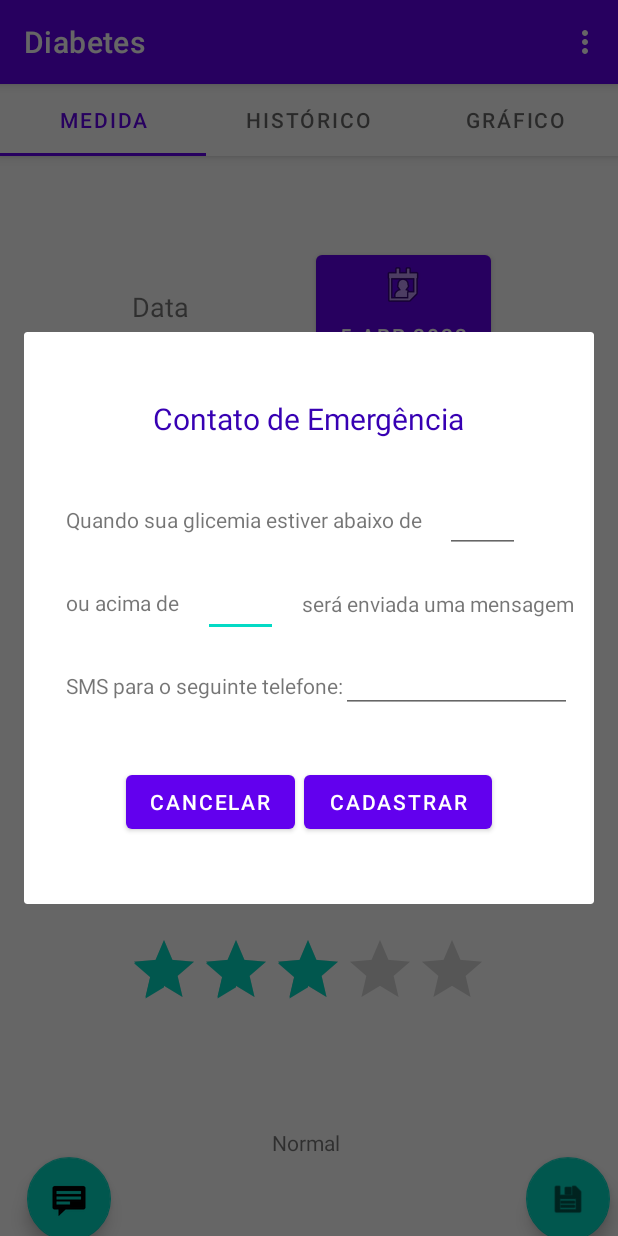
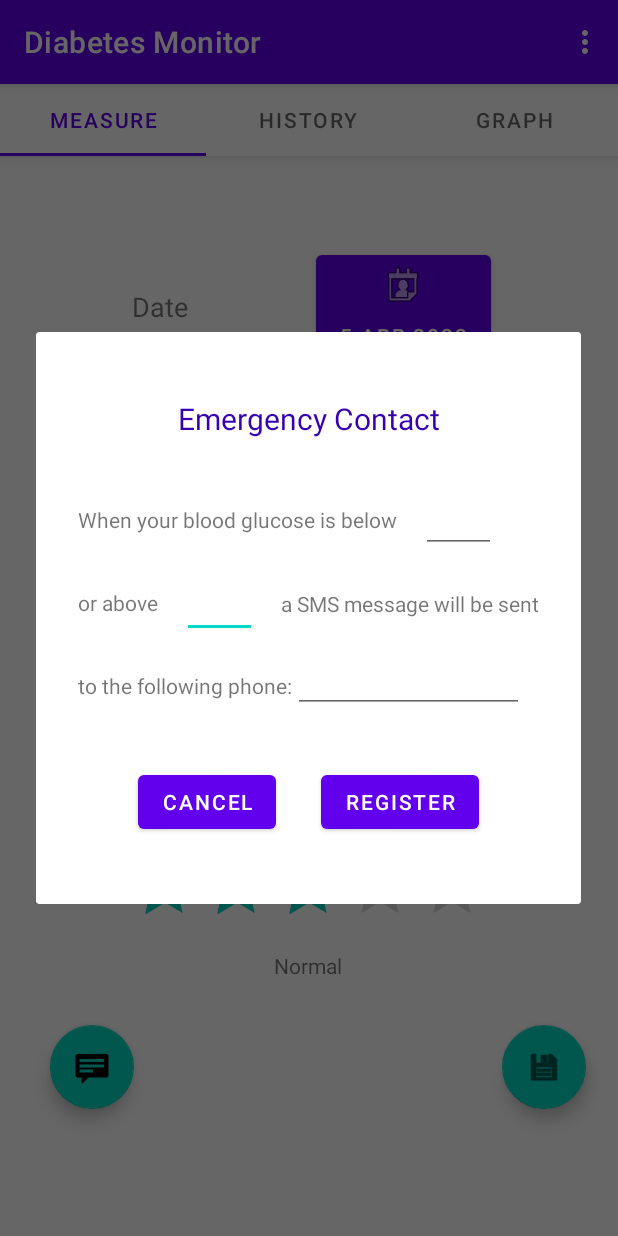
Before and after one commit to felipecaetano0/diabetes-monitor, an Android app: the screen it shows after launch (MainActivity), after a tap on an icon or button, on a phone screen of 412 x 824 dp. Run offline under Robolectric (Android 15) with nearby library versions, the phone set to English and light mode, and no system bars; 3 other taps on this screen came first.

Commit message:
Translation to english and string reorganization
-> Translating the app to english
-> using all strings as resources in res directory

```diff
--- a/app/build.gradle
+++ b/app/build.gradle
@@ -28,6 +28,7 @@ android {
     buildFeatures {
         viewBinding true
     }
+    namespace 'penguin.diabetes'
 }
 
 dependencies {
--- a/app/src/main/AndroidManifest.xml
+++ b/app/src/main/AndroidManifest.xml
@@ -1,6 +1,5 @@
 <?xml version="1.0" encoding="utf-8"?>
-<manifest xmlns:android="http://schemas.android.com/apk/res/android"
-    package="penguin.diabetes">
+<manifest xmlns:android="http://schemas.android.com/apk/res/android">
     <uses-permission android:name="android.permission.SEND_SMS" />
     <application
         android:allowBackup="true"
--- a/app/src/main/java/penguin/diabetes/activities/MainActivity.java
+++ b/app/src/main/java/penguin/diabetes/activities/MainActivity.java
@@ -2,6 +2,7 @@ package penguin.diabetes.activities;
 
 import android.Manifest;
 
+import android.content.Context;
 import android.database.sqlite.SQLiteDatabase;
 import android.os.Build;
 import android.os.Bundle;
@@ -34,6 +35,7 @@ import penguin.diabetes.databinding.ActivityMainBinding;
 public class MainActivity extends AppCompatActivity {
 
     private ActivityMainBinding binding;
+    private static Context mainContext;
 
     @Override
     protected void onCreate(Bundle savedInstanceState) {
@@ -49,37 +51,20 @@ public class MainActivity extends AppCompatActivity {
         tabs.setupWithViewPager(viewPager);
 
         // -------------------- SMS Permission request ---------------------------
-
+        // TODO: move this request to when you enter the emergency contact phone
         ActivityCompat.requestPermissions(this ,new String[]{Manifest.permission.SEND_SMS},1);
 
         // -------------------- Data Base Initialization ------------------------
 
-        SQLiteDatabase appDatabase = openOrCreateDatabase("app", MODE_PRIVATE,null);
+        SQLiteDatabase appDatabase = openOrCreateDatabase("Diabetes Monitor", MODE_PRIVATE,null);
         DataBaseManager db = new DataBaseManager(appDatabase);
 
+        //--------------------- Setting a static variable to acquire the main Context ------
+        mainContext = this;
+    }
 
-
-//        tabs.addOnTabSelectedListener(new TabLayout.OnTabSelectedListener() {
-//            @Override
-//            public void onTabSelected(TabLayout.Tab tab) {
-//                if(tab.getPosition() == 1){
-////                    PlaceholderFragment.HistoryFragment.loadHistoryList();
-//                }
-//            }
-//
-//            @Override
-//            public void onTabUnselected(TabLayout.Tab tab) {
-//
-//            }
-//
-//            @Override
-//            public void onTabReselected(TabLayout.Tab tab) {
-//                if (tab.getPosition() == 1) {
-////                    PlaceholderFragment.HistoryFragment.loadHistoryList();
-//                }
-//            }
-//        });
-
+    public static Context getMainContext(){
+        return mainContext;
     }
 
     @Override
--- a/app/src/main/java/penguin/diabetes/fragments/HistoryFragment.java
+++ b/app/src/main/java/penguin/diabetes/fragments/HistoryFragment.java
@@ -118,8 +118,6 @@ public class HistoryFragment extends Fragment {
 
         rvHistory.setAdapter(historyAdapter);
 
-//        Snackbar.make( root , "Loading history method called\nDB item count: " + historyAdapter.getItemCount(), Snackbar.LENGTH_LONG)
-//                .setAction("Action", null).show();
     }
 
     public static void refresh(){
--- a/app/src/main/java/penguin/diabetes/ui/layoutAdapter/HistoryAdapter.java
+++ b/app/src/main/java/penguin/diabetes/ui/layoutAdapter/HistoryAdapter.java
@@ -46,6 +46,7 @@ public class HistoryAdapter extends RecyclerView.Adapter<HistoryAdapter.ViewHold
     }
 
     // Create new views (invoked by the layout manager)
+    @NonNull
     @Override
     public ViewHolder onCreateViewHolder(ViewGroup viewGroup, int viewType) {
         // Create a new view, which defines the UI of the list item
--- a/app/src/main/java/penguin/diabetes/ui/main/SectionsPagerAdapter.java
+++ b/app/src/main/java/penguin/diabetes/ui/main/SectionsPagerAdapter.java
@@ -19,7 +19,7 @@ public class SectionsPagerAdapter extends FragmentPagerAdapter {
 
     // Adicionar tabs/Add tab:
     @StringRes
-    private static final int[] TAB_TITLES = new int[]{R.string.tab_text_1, R.string.tab_text_2, R.string.tab_text_3};
+    private static final int[] TAB_TITLES = new int[]{R.string.tab_measure, R.string.tab_history, R.string.tab_graph};
     private final Context mContext;
 
     public SectionsPagerAdapter(Context context, FragmentManager fm) {
--- a/app/src/main/java/penguin/diabetes/ui/measure/MeasureAdapter.java
+++ b/app/src/main/java/penguin/diabetes/ui/measure/MeasureAdapter.java
@@ -48,7 +48,7 @@ public class MeasureAdapter implements View.OnKeyListener {
 
     public int getMeasure() {
         if(this.view.getText().toString().equals("")){
-            Snackbar.make(view, R.string.med_invalid_value, Snackbar.LENGTH_LONG)
+            Snackbar.make(view, R.string.measure_invalid_value, Snackbar.LENGTH_LONG)
                     .setAction("Action", null).show();
             return -1;
         }else {
--- a/app/src/main/res/layout/dialog_add_contact.xml
+++ b/app/src/main/res/layout/dialog_add_contact.xml
@@ -26,7 +26,7 @@
         android:layout_height="wrap_content"
         android:layout_marginStart="28dp"
         android:layout_marginTop="44dp"
-        android:text="Quando sua glicemia estiver abaixo de "
+        android:text="@string/contact_dlg_phrase1"
         app:layout_constraintStart_toStartOf="parent"
         app:layout_constraintTop_toBottomOf="@+id/textView2" />
 
@@ -51,7 +51,7 @@
         android:layout_width="wrap_content"
         android:layout_height="wrap_content"
         android:layout_marginTop="44dp"
-        android:text="Contato de Emergência"
+        android:text="@string/contact_dlg_title"
         android:textColor="@color/design_default_color_primary_variant"
         android:textSize="20sp"
         app:layout_constraintEnd_toEndOf="parent"
@@ -64,7 +64,7 @@
         android:layout_height="wrap_content"
         android:layout_marginStart="28dp"
         android:layout_marginTop="36dp"
-        android:text="ou acima de"
+        android:text="@string/contact_dlg_phrase2"
         app:layout_constraintStart_toStartOf="parent"
         app:layout_constraintTop_toBottomOf="@+id/textView" />
 
@@ -75,7 +75,7 @@
         android:layout_marginStart="16dp"
         android:layout_marginTop="24dp"
         android:layout_marginEnd="28dp"
-        android:text="será enviada uma mensagem"
+        android:text="@string/contact_dlg_phrase3"
         app:layout_constraintEnd_toEndOf="parent"
         app:layout_constraintHorizontal_bias="0.0"
         app:layout_constraintStart_toEndOf="@+id/etHighGlucose"
@@ -87,7 +87,7 @@
         android:layout_height="wrap_content"
         android:layout_marginStart="28dp"
         android:layout_marginTop="36dp"
-        android:text="SMS para o seguinte telefone:"
+        android:text="@string/contact_dlg_phrase4"
         app:layout_constraintStart_toStartOf="parent"
         app:layout_constraintTop_toBottomOf="@+id/textView3" />
 
@@ -109,10 +109,10 @@
 
     <Button
         android:id="@+id/btRegister"
-        android:layout_width="125dp"
+        android:layout_width="wrap_content"
         android:layout_height="wrap_content"
         android:layout_marginEnd="68dp"
-        android:text="Cadastrar"
+        android:text="@string/contact_dlg_bt_register"
         app:layout_constraintBottom_toBottomOf="@+id/btCancelRegister"
         app:layout_constraintEnd_toEndOf="parent"
         app:layout_constraintHorizontal_bias="1.0"
@@ -125,7 +125,7 @@
         android:layout_marginStart="68dp"
         android:layout_marginTop="44dp"
         android:layout_marginBottom="44dp"
-        android:text="Cancelar"
+        android:text="@string/contact_dlg_bt_cancel"
         app:layout_constraintBottom_toBottomOf="parent"
         app:layout_constraintStart_toStartOf="parent"
         app:layout_constraintTop_toBottomOf="@+id/textView5" />
--- a/app/src/main/res/layout/fragment_history.xml
+++ b/app/src/main/res/layout/fragment_history.xml
@@ -12,9 +12,9 @@
     <androidx.recyclerview.widget.RecyclerView
         android:id="@+id/rvHistory"
 
-        app:layout_behavior="@string/appbar_scrolling_view_behavior"
+        android:layout_width="match_parent"
 
-        android:layout_width="match_parent"
-        android:layout_height="match_parent" />
+        android:layout_height="match_parent"
+        app:layout_behavior="@string/appbar_scrolling_view_behavior" />
 
 </FrameLayout>
--- a/app/src/main/res/layout/fragment_measure.xml
+++ b/app/src/main/res/layout/fragment_measure.xml
@@ -24,6 +24,8 @@
                 android:id="@+id/fabSave"
                 android:layout_width="wrap_content"
                 android:layout_height="wrap_content"
+                android:layout_marginTop="30dp"
+                android:layout_marginEnd="16dp"
                 android:layout_marginBottom="16dp"
                 android:clickable="true"
                 android:focusable="true"
@@ -51,8 +53,8 @@
                 android:id="@+id/tvHumor"
                 android:layout_width="wrap_content"
                 android:layout_height="wrap_content"
-                android:layout_marginTop="116dp"
-                android:text="@string/med_humor"
+                android:layout_marginTop="60dp"
+                android:text="@string/measure_mood"
                 android:textSize="@dimen/med_text_size"
                 app:layout_constraintEnd_toEndOf="parent"
                 app:layout_constraintHorizontal_bias="0.495"
@@ -63,12 +65,13 @@
                 android:id="@+id/tvHumorRatting"
                 android:layout_width="wrap_content"
                 android:layout_height="wrap_content"
-                android:text="@string/med_humor_rating3"
+                android:text="@string/measure_mood_rating3"
                 app:layout_constraintBottom_toBottomOf="parent"
                 app:layout_constraintEnd_toEndOf="parent"
-                app:layout_constraintHorizontal_bias="0.495"
+                app:layout_constraintHorizontal_bias="0.498"
                 app:layout_constraintStart_toStartOf="parent"
-                app:layout_constraintTop_toBottomOf="@+id/rbHumor" />
+                app:layout_constraintTop_toBottomOf="@+id/rbHumor"
+                app:layout_constraintVertical_bias="0.089" />
 
             <Button
                 android:id="@+id/btHour"
@@ -90,7 +93,7 @@
                 android:layout_height="wrap_content"
                 android:layout_marginStart="88dp"
                 android:layout_marginTop="88dp"
-                android:text="@string/med_hora"
+                android:text="@string/measure_time"
                 android:textSize="@dimen/med_text_size"
                 app:layout_constraintStart_toStartOf="parent"
                 app:layout_constraintTop_toBottomOf="@+id/tvDate" />
@@ -101,7 +104,7 @@
                 android:layout_height="wrap_content"
                 android:layout_marginStart="88dp"
                 android:layout_marginTop="88dp"
-                android:text="@string/med_data"
+                android:text="@string/measure_date"
                 android:textSize="@dimen/med_text_size"
                 app:layout_constraintStart_toStartOf="parent"
                 app:layout_constraintTop_toTopOf="parent" />
@@ -125,7 +128,7 @@
                 android:layout_height="wrap_content"
                 android:layout_marginStart="76dp"
                 android:layout_marginTop="88dp"
-                android:text="@string/med_leitura"
+                android:text="@string/measure_value"
                 android:textSize="@dimen/med_text_size"
                 app:layout_constraintStart_toStartOf="parent"
                 app:layout_constraintTop_toBottomOf="@+id/tvHour" />
@@ -145,6 +148,7 @@
                 android:id="@+id/fabMessage"
                 android:layout_width="wrap_content"
                 android:layout_height="wrap_content"
+                android:layout_marginStart="16dp"
                 android:layout_marginBottom="16dp"
                 android:clickable="true"
                 android:src="@android:drawable/stat_notify_chat"
@@ -152,7 +156,7 @@
                 app:layout_constraintEnd_toEndOf="parent"
                 app:layout_constraintHorizontal_bias="0.05"
                 app:layout_constraintStart_toStartOf="parent"
-                app:layout_constraintTop_toBottomOf="@+id/tvHumorRatting" />
+                app:layout_constraintTop_toTopOf="@+id/fabSave" />
 
         </androidx.constraintlayout.widget.ConstraintLayout>
     </ScrollView>
--- a/app/src/main/res/values/strings.xml
+++ b/app/src/main/res/values/strings.xml
@@ -1,32 +1,58 @@
 <resources>
-    <string name="app_name">Diabetes</string>
-    <string name="tab_text_1">Medida</string>
-    <string name="tab_text_2">Histórico</string>
-    <string name="tab_text_3">Gráfico</string>
-<!--    Fragment Medidas-->
-    <string name="med_data">Data</string>
-    <string name="med_hora">Hora</string>
-    <string name="med_leitura">Glicemia (mg/dL)</string>
-    <string name="med_humor">Como você se sente?</string>
-    <string name="med_humor_rating1">Péssimo(a)</string>
-    <string name="med_humor_rating2">Mal</string>
-    <string name="med_humor_rating3">Normal</string>
-    <string name="med_humor_rating4">Bem</string>
-    <string name="med_humor_rating5">Excelente</string>
-    <string name="med_save_success">Medida salva com sucesso</string>
-    <string name="med_save_fail_db">Houve uma falha com o banco de dados ao salvar sua medida, tente novamente</string>
-    <string name="med_save_fail_history">Houve uma falha com o histórico ao salvar sua medida \nRecarregue a interface</string>
-    <string name="med_save_fail_graph">Houve uma falha com o gráfico ao salvar sua medida \nRecarregue a interface</string>
-    <string name="med_invalid_value">Entre com um valor de medida</string>
-    <string name="med_permission_denied">SMS de alerta não foi enviado. Dê ao aplicativo esta permissão</string>
-<!--    Three dots menu (tdm)-->
-    <string name="tdm_reload">Recarregar interface</string>
-    <string name="tdm_reloading">Interface recarregada</string>
-    <string name="tdm_reloading_fail">Falha ao recarregar, tente novamente</string>
-    <string name="tdm_add_contact">Adc. contato de emergência</string>
-    <string name="tdm_add_contact_success">Contato de emergência salvo com sucesso</string>
-    <string name="tdm_add_contact_fail">Não foi possível armazenar o contato de emergência!\nPor favor, tente novamente </string>
-    <string name="tdm_null_input">Entre com todos os valores pedidos </string>
-<!--    SMS message        -->
-     <string name="sms_message">Você está cadastrado como contato de emergência de uma pessoa que possui diabetes\n </string>
+    <string name="app_name">Diabetes Monitor</string>
+    <string name="tab_measure">Measure</string>
+    <string name="tab_history">History</string>
+    <string name="tab_graph">Graph</string>
+
+    <!--    Measure Fragment (main) -->
+    <string name="measure_date">Date</string>
+    <string name="measure_time">Time</string>
+    <string name="measure_value">Glycemia Value (mg/dL)</string>
+    <string name="measure_mood">How are you feeling?</string>
+    <string name="measure_mood_rating1">Awful</string>
+    <string name="measure_mood_rating2">Bad</string>
+    <string name="measure_mood_rating3">Normal</string>
+    <string name="measure_mood_rating4">Good</string>
+    <string name="measure_mood_rating5">Excellent</string>
+    <string name="measure_save_success">Measure successfully saved</string>
+    <string name="measure_save_fail_db">There was a failure with the Data Base while saving, please try again</string>
+    <string name="measure_save_fail_history">There was a failure while loading the history,\n please reload the interface</string>
+    <string name="measure_save_fail_graph">There was a failure while loading the graph,\n please reload the interface</string>
+    <string name="measure_invalid_value">Please enter with a measure value</string>
+    <string name="measure_permission_denied">Alert SMS not sent, please give the app this permission</string>
+
+    <!--    History Fragment -->
+    <string name="history_measure">Measure: </string>
+    <string name="history_date"> - Date: </string>
+    <string name="history_time"> - Time: </string>
+    <string name="history_humor"> - Mood: </string>
+
+    <!--    Graph Fragment     -->
+    <string name="graph_filter">Filters</string>
+    <string name="graph_measure_since">Show measures since:</string>
+    <string name="graph_highligh_measures_above">Highlight measures above:</string>
+    <string name="graph_highligh_measures_below">Highlight measures below:</string>
+
+    <!--    Three dots menu (tdm)-->
+    <string name="tdm_reload">Reload interface (DEBUG)</string>
+    <string name="tdm_reloading">Interface reloaded</string>
+    <string name="tdm_reloading_fail">Reloading error, please try again</string>
+    <string name="tdm_add_contact">Add emergency contact</string>
+    <string name="tdm_add_contact_success">Emergency contact saved successfully</string>
+    <string name="tdm_add_contact_fail">Failed to add a emergency contact, please try again</string>
+    <string name="tdm_null_input">Please enter with the required values</string>
+
+    <!--    SMS message        -->
+    <string name="sms_message_pt1">You are registered as the emergency contact of someone who was diabetes.\n\n
+        The last measured blood glucose measurement was </string>
+    <string name="sms_message_pt2">mg/dL.\n\nThis person may need medical attention, STAY ALERT!</string>
+
+    <!--    Emergency contact dialog -->
+    <string name="contact_dlg_title">Emergency Contact</string>
+    <string name="contact_dlg_phrase1">When your blood glucose is below</string>
+    <string name="contact_dlg_phrase2">or above</string>
+    <string name="contact_dlg_phrase3">a SMS message will be sent</string>
+    <string name="contact_dlg_phrase4">to the following phone:</string>
+    <string name="contact_dlg_bt_register">Register</string>
+    <string name="contact_dlg_bt_cancel">Cancel</string>
 </resources>
--- a/build.gradle
+++ b/build.gradle
@@ -5,7 +5,7 @@ buildscript {
         mavenCentral()
     }
     dependencies {
-        classpath "com.android.tools.build:gradle:7.0.0"
+        classpath 'com.android.tools.build:gradle:7.3.1'
 
         // NOTE: Do not place your application dependencies here; they belong
         // in the individual module build.gradle files
```
Also changed, not shown: app/src/main/java/penguin/diabetes/fragments/MeasureFragment.java (+5 -5 lines), app/src/main/java/penguin/diabetes/ui/contact/EmergencyContact.java (+13 -11 lines), app/src/main/java/penguin/diabetes/ui/measure/HumorAdapter.java (+1 -38 lines), app/src/main/java/penguin/diabetes/ui/measure/Measure.java (+28 -5 lines), app/src/main/res/layout/fragment_graph.xml (+4 -4 lines), gradle/wrapper/gradle-wrapper.properties, 4 other files.
